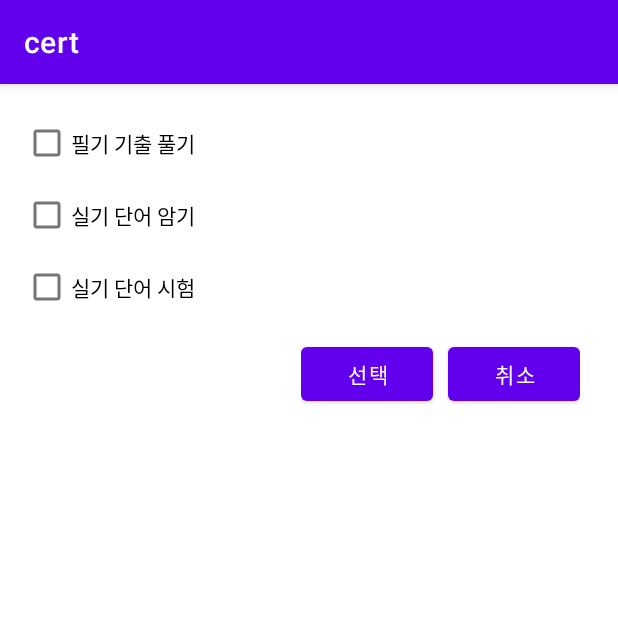
After one commit to dltmddyd321/Certification_Guide, an Android app: the StudyActivity screen opened directly, with no data from a screen before it, on a phone screen of 412 x 824 dp, the top half of it. The commit adds this screen. Run offline under Robolectric (Android 15) with nearby library versions, the phone set to English and light mode, and no system bars.

Commit message:
2021_07_21
Study filter

```diff
--- a/cert/app/src/main/AndroidManifest.xml
+++ b/cert/app/src/main/AndroidManifest.xml
@@ -9,7 +9,8 @@
         android:roundIcon="@mipmap/ic_launcher_round"
         android:supportsRtl="true"
         android:theme="@style/Theme.Cert">
-        <activity android:name=".HowToStudy"></activity>
+        <activity android:name=".StudyActivity"></activity>
+        <activity android:name=".HowToStudy" />
         <activity android:name=".ScheduleCerti" />
         <activity android:name=".WhereCerti" />
         <activity android:name=".WhatCerti" />
--- a/cert/app/src/main/java/com/example/cert/MainActivity.kt
+++ b/cert/app/src/main/java/com/example/cert/MainActivity.kt
@@ -46,5 +46,10 @@ class MainActivity : AppCompatActivity() {
             startActivity(intent)
         }
 
+        studyBtn.setOnClickListener {
+            val intent = Intent(this,StudyActivity::class.java)
+            startActivity(intent)
+        }
+
     }
 }
--- /dev/null
+++ b/cert/app/src/main/java/com/example/cert/StudyActivity.kt
@@ -0,0 +1,81 @@
+package com.example.cert
+
+import android.content.Intent
+import androidx.appcompat.app.AppCompatActivity
+import android.os.Bundle
+import android.widget.Button
+import android.widget.CheckBox
+
+class StudyActivity : AppCompatActivity() {
+
+    private val selectButton: Button by lazy {
+        findViewById(R.id.selectButton)
+    }
+
+    private val cancelButton: Button by lazy {
+        findViewById(R.id.cancelButton)
+    }
+
+    private val writtenTest: CheckBox by lazy {
+        findViewById(R.id.writtenTest)
+    }
+    private val wordStudy: CheckBox by lazy {
+        findViewById(R.id.wordStudy)
+    }
+    private val wordTest: CheckBox by lazy {
+        findViewById(R.id.wordTest)
+    }
+
+    override fun onCreate(savedInstanceState: Bundle?) {
+        super.onCreate(savedInstanceState)
+        setContentView(R.layout.activity_study)
+
+        writtenTest.setOnCheckedChangeListener { buttonView, isChecked ->
+            if (isChecked) {
+                wordStudy.isChecked = false
+                wordTest.isChecked = false
+            }
+        }
+
+        wordStudy.setOnCheckedChangeListener { buttonView, isChecked ->
+            if (isChecked) {
+                writtenTest.isChecked = false
+                wordTest.isChecked = false
+            }
+        }
+
+        wordTest.setOnCheckedChangeListener{ buttonView, isChecked ->
+            if (isChecked) {
+                writtenTest.isChecked = false
+                wordStudy.isChecked = false
+            }
+        }
+
+        selectButton.setOnClickListener {
+
+            if (writtenTest.isChecked) {
+//                val intent = Intent(this, WrittenTest::class.java)
+//                startActivity(intent)
+            }
+
+            if (wordStudy.isChecked) {
+//                val intent = Intent(this, WordStudy::class.java)
+//                startActivity(intent)
+            }
+
+            if (wordTest.isChecked) {
+//                val intent = Intent(this, WordTest::class.java)
+//                startActivity(intent)
+            }
+
+        }
+
+        cancelButton.setOnClickListener {
+            writtenTest.isChecked = false
+            wordStudy.isChecked = false
+            wordTest.isChecked = false
+        }
+
+    }
+
+}
--- /dev/null
+++ b/cert/app/src/main/res/layout/activity_study.xml
@@ -0,0 +1,56 @@
+<?xml version="1.0" encoding="utf-8"?>
+<LinearLayout xmlns:android="http://schemas.android.com/apk/res/android"
+    xmlns:tools="http://schemas.android.com/tools"
+    android:layout_width="match_parent"
+    android:layout_height="match_parent"
+    android:orientation="vertical"
+    android:padding="15dp"
+    tools:context=".StudyActivity">
+
+    <CheckBox
+        android:id="@+id/writtenTest"
+        android:layout_width="wrap_content"
+        android:layout_height="wrap_content"
+        android:text="필기 기출 풀기"
+        tools:layout_editor_absoluteX="60dp"
+        tools:layout_editor_absoluteY="78dp" />
+
+    <CheckBox
+        android:id="@+id/wordStudy"
+        android:layout_width="wrap_content"
+        android:layout_height="wrap_content"
+        android:text="실기 단어 암기"
+        tools:layout_editor_absoluteX="182dp"
+        tools:layout_editor_absoluteY="78dp" />
+
+    <CheckBox
+        android:id="@+id/wordTest"
+        android:layout_width="wrap_content"
+        android:layout_height="wrap_content"
+        android:text="실기 단어 시험"
+        tools:layout_editor_absoluteX="177dp"
+        tools:layout_editor_absoluteY="153dp" />
+
+    <LinearLayout
+        android:layout_width="wrap_content"
+        android:layout_height="wrap_content"
+        android:orientation="horizontal"
+        android:layout_margin="10dp"
+        android:layout_gravity="end">
+
+        <Button
+            android:id="@+id/selectButton"
+            android:layout_marginEnd="10dp"
+            android:layout_width="wrap_content"
+            android:layout_height="wrap_content"
+            android:text="선택"
+            />
+        <Button
+            android:id="@+id/cancelButton"
+            android:layout_width="wrap_content"
+            android:layout_height="wrap_content"
+            android:text="취소"
+            />
+
+    </LinearLayout>
+</LinearLayout>
```
